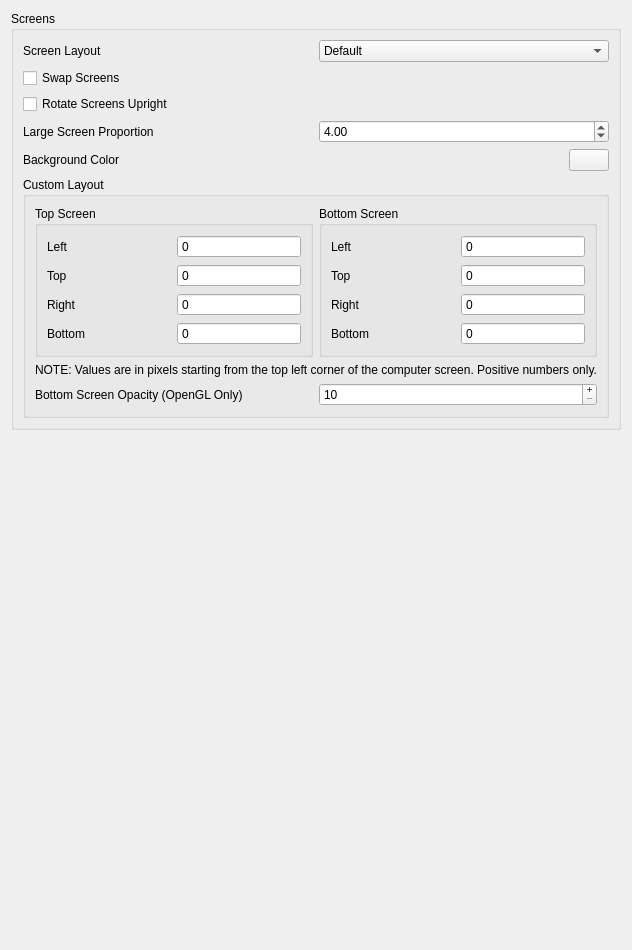
Above: src/citra_qt/configuration/configure_layout.ui from rtiangha/bravely-offline-citra before the change. Below: the same form after it.
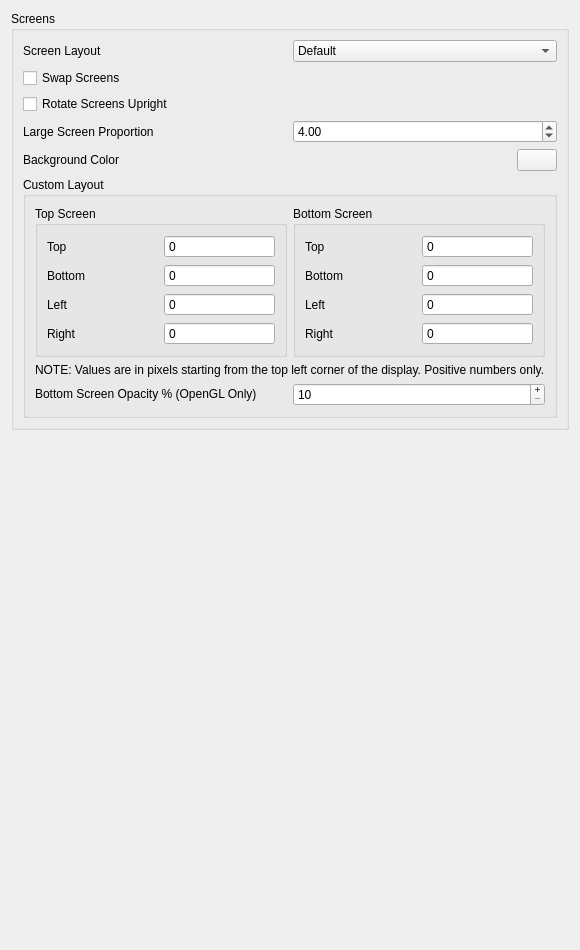
That is the form after the change.

Commit message: citra_qt: Tidy up Layout tab

The edit to the form file:
```diff
--- a/src/citra_qt/configuration/configure_layout.ui
+++ b/src/citra_qt/configuration/configure_layout.ui
@@ -192,14 +192,14 @@
               <string>Top Screen</string>
              </property>
              <layout class="QGridLayout" name="gridLayout_2">
-              <item row="0" column="0">
+              <item row="2" column="0">
                <widget class="QLabel" name="lb_top_left">
                 <property name="text">
                  <string>Left</string>
                 </property>
                </widget>
               </item>
-              <item row="0" column="1">
+              <item row="2" column="1">
                <widget class="QSpinBox" name="custom_top_left">
                 <property name="buttonSymbols">
                  <enum>QAbstractSpinBox::NoButtons</enum>
@@ -209,14 +209,14 @@
                 </property>
                </widget>
               </item>
-              <item row="1" column="0">
+              <item row="0" column="0">
                <widget class="QLabel" name="lb_top_top">
                 <property name="text">
                  <string>Top</string>
                 </property>
                </widget>
               </item>
-              <item row="1" column="1">
+              <item row="0" column="1">
                <widget class="QSpinBox" name="custom_top_top">
                 <property name="buttonSymbols">
                  <enum>QAbstractSpinBox::NoButtons</enum>
@@ -226,14 +226,14 @@
                 </property>
                </widget>
               </item>
-              <item row="2" column="0">
+              <item row="3" column="0">
                <widget class="QLabel" name="lb_top_right">
                 <property name="text">
                  <string>Right</string>
                 </property>
                </widget>
               </item>
-              <item row="2" column="1">
+              <item row="3" column="1">
                <widget class="QSpinBox" name="custom_top_right">
                 <property name="buttonSymbols">
                  <enum>QAbstractSpinBox::NoButtons</enum>
@@ -243,14 +243,14 @@
                 </property>
                </widget>
               </item>
-              <item row="3" column="0">
+              <item row="1" column="0">
                <widget class="QLabel" name="lb_top_bottom">
                 <property name="text">
                  <string>Bottom</string>
                 </property>
                </widget>
               </item>
-              <item row="3" column="1">
+              <item row="1" column="1">
                <widget class="QSpinBox" name="custom_top_bottom">
                 <property name="buttonSymbols">
                  <enum>QAbstractSpinBox::NoButtons</enum>
@@ -275,14 +275,14 @@
               <string>Bottom Screen</string>
              </property>
              <layout class="QGridLayout" name="gridLayout">
-              <item row="0" column="0">
+              <item row="2" column="0">
                <widget class="QLabel" name="lb_bottom_left">
                 <property name="text">
                  <string>Left</string>
                 </property>
                </widget>
               </item>
-              <item row="0" column="1">
+              <item row="2" column="1">
                <widget class="QSpinBox" name="custom_bottom_left">
                 <property name="buttonSymbols">
                  <enum>QAbstractSpinBox::NoButtons</enum>
@@ -292,14 +292,14 @@
                 </property>
                </widget>
               </item>
-              <item row="1" column="0">
+              <item row="0" column="0">
                <widget class="QLabel" name="lb_bottom_top">
                 <property name="text">
                  <string>Top</string>
                 </property>
                </widget>
               </item>
-              <item row="1" column="1">
+              <item row="0" column="1">
                <widget class="QSpinBox" name="custom_bottom_top">
                 <property name="buttonSymbols">
                  <enum>QAbstractSpinBox::NoButtons</enum>
@@ -309,14 +309,14 @@
                 </property>
                </widget>
               </item>
-              <item row="2" column="0">
+              <item row="3" column="0">
                <widget class="QLabel" name="lb_bottom_right">
                 <property name="text">
                  <string>Right</string>
                 </property>
                </widget>
               </item>
-              <item row="2" column="1">
+              <item row="3" column="1">
                <widget class="QSpinBox" name="custom_bottom_right">
                 <property name="buttonSymbols">
                  <enum>QAbstractSpinBox::NoButtons</enum>
@@ -326,14 +326,14 @@
                 </property>
                </widget>
               </item>
-              <item row="3" column="0">
+              <item row="1" column="0">
                <widget class="QLabel" name="lb_bottom_bottom">
                 <property name="text">
                  <string>Bottom</string>
                 </property>
                </widget>
               </item>
-              <item row="3" column="1">
+              <item row="1" column="1">
                <widget class="QSpinBox" name="custom_bottom_bottom">
                 <property name="buttonSymbols">
                  <enum>QAbstractSpinBox::NoButtons</enum>
@@ -353,7 +353,7 @@
            <item>
             <widget class="QLabel" name="label_2">
              <property name="text">
-              <string>NOTE: Values are in pixels starting from the top left corner of the computer screen. Positive numbers only.</string>
+              <string>&lt;html&gt;&lt;head/&gt;&lt;body&gt;&lt;p&gt;NOTE: Values are in pixels starting from the top left corner of the display. Positive numbers only.&lt;/p&gt;&lt;/body&gt;&lt;/html&gt;</string>
              </property>
             </widget>
            </item>
@@ -364,7 +364,7 @@
            <item>
             <widget class="QLabel" name="lb_opacity_second_layer">
              <property name="text">
-              <string>Bottom Screen Opacity (OpenGL Only)</string>
+              <string>&lt;html&gt;&lt;head/&gt;&lt;body&gt;&lt;p&gt;Bottom Screen Opacity % (OpenGL Only)&lt;/p&gt;&lt;/body&gt;&lt;/html&gt;</string>
              </property>
             </widget>
            </item>
```
